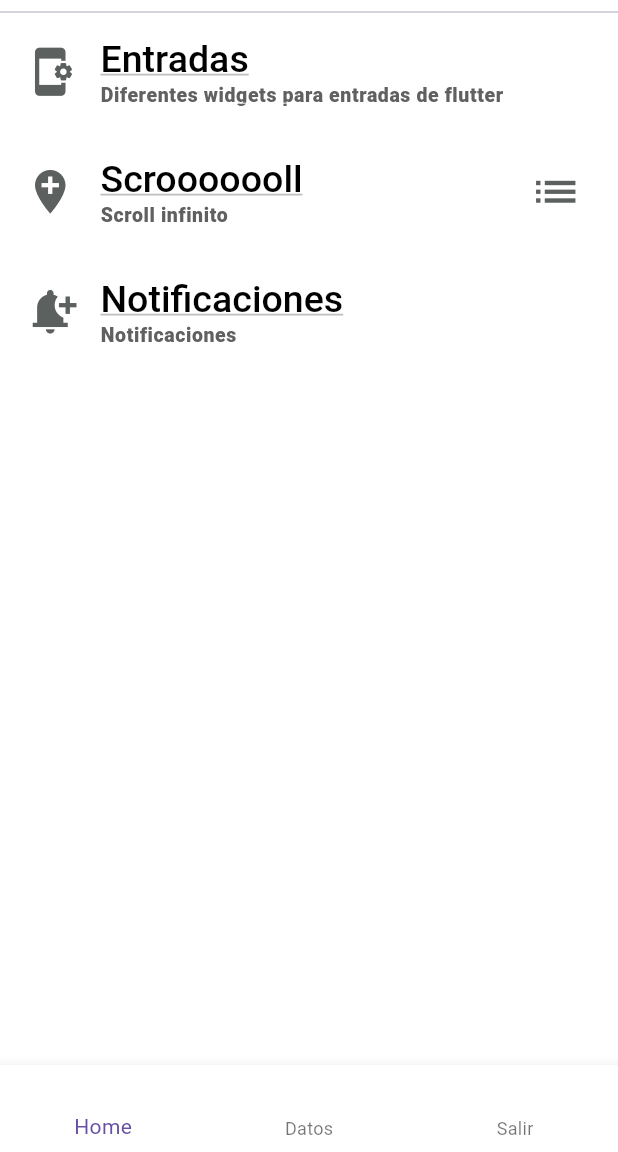
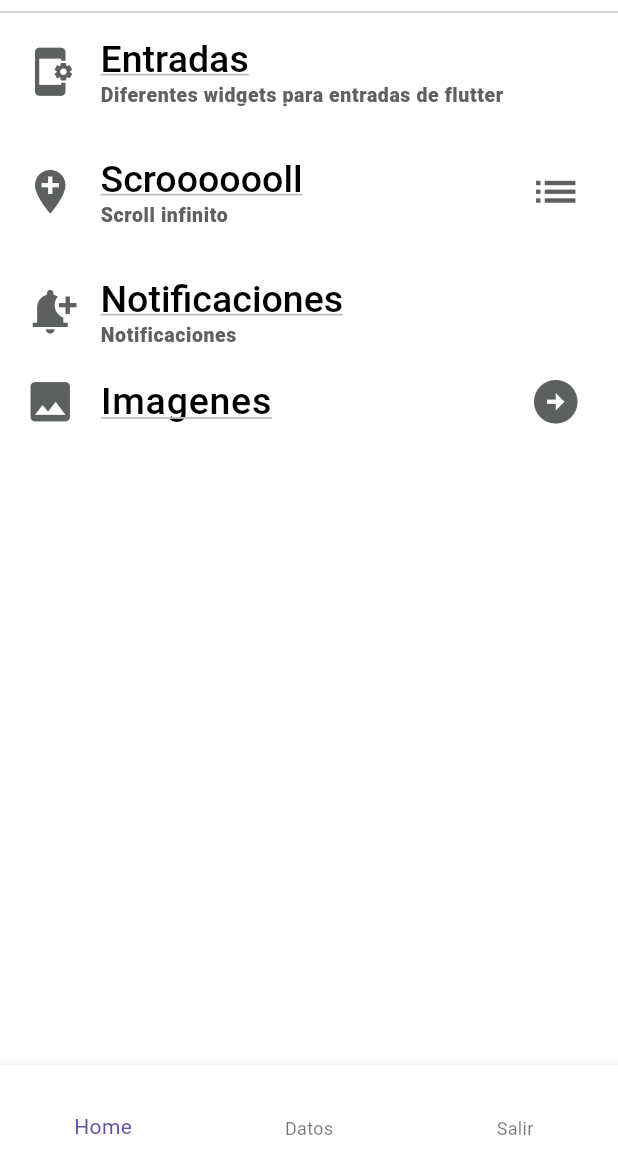
Before and after one commit to Krlostks/componentes_flutter, a Flutter app: the screen it shows after launch, on a phone screen of 412 x 824 dp, the part 84-1236 px from its top. Run offline on Flutter 3.47's test engine with Material 3 defaults, Android fonts, the phone set to English and light mode, and no system bars; our stand-ins replace google_fonts.

Commit message:
images 1

```diff
--- a/lib/screens/home_screen.dart
+++ b/lib/screens/home_screen.dart
@@ -1,3 +1,4 @@
+import 'package:componentes/screens/images_screen.dart';
 import 'package:componentes/screens/infinit_list_screen.dart';
 import 'package:componentes/screens/inputs_screen.dart';
 import 'package:componentes/screens/notifications_screen.dart';
@@ -76,12 +77,30 @@ class HomeScreen extends StatelessWidget {
               });
               Navigator.push(context, ruta3);
             },
+          ),
+          ListTile(
+            leading: IconTheme(
+              data: AppTheme.lightTheme.iconTheme,
+              child: const Icon(Icons.image)),
+              title: Text(
+                'Imagenes',
+                style: AppTheme.lightTheme.textTheme.headlineLarge,
+                ),
+                trailing:  IconTheme(
+                data: AppTheme.lightTheme.iconTheme,
+                child:const Icon ( Icons.arrow_circle_right),),
+              onTap:() {
+              final ruta4 = MaterialPageRoute(builder: (context){
+                return const ImagesScreen();
+              });
+              Navigator.push(context, ruta4);
+            },
           )
         ],
         ),
                 bottomNavigationBar: BottomNavigationBar(
           currentIndex: selectedIndex,
-          backgroundColor: Color.fromARGB(255, 255, 255, 255),
+          backgroundColor: const Color.fromARGB(255, 255, 255, 255),
           items:const [
             BottomNavigationBarItem(
               icon: Icon(Icons.home, color: Color.fromARGB(0, 0, 0, 0),),
--- a/pubspec.yaml
+++ b/pubspec.yaml
@@ -18,3 +18,6 @@ dev_dependencies:
 
 flutter:
   uses-material-design: true
+  assets:
+    - assets/img/descargar.jpeg
+    - assets/img/Max.jpg
```
Also changed, not shown: lib/screens/images_screen.dart (added, +39 -0 lines), assets/img/Max.jpg (added), assets/img/Remy.webp (added), assets/img/descargar.jpeg (added), assets/img/m5a3j7o7fj481.webp (added).
